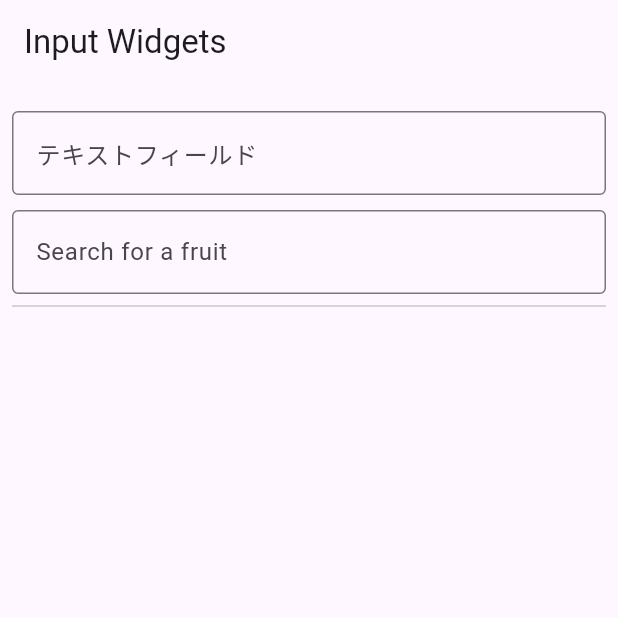
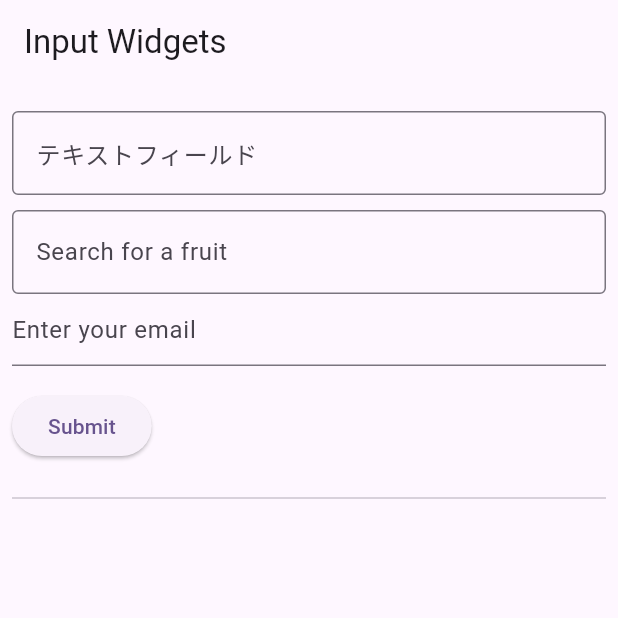
Before and after one commit to h-hiwatashi/flutter_catalog, a Flutter app: the InputWidgetsView screen opened by its route, on a phone screen of 412 x 824 dp, the top half of it. Run offline on Flutter 3.47's test engine with Material 3 defaults, Android fonts, the phone set to English and light mode, and no system bars; our stand-ins replace flutter_hooks, go_router, hooks_riverpod, video_player.

Commit message:
InputWidgetsViewにフォームを追加し、メール入力とバリデーション機能を実装

```diff
--- a/lib/widgets/input_widgets.dart
+++ b/lib/widgets/input_widgets.dart
@@ -20,6 +20,7 @@ class InputWidgetsView extends ConsumerWidget {
 
   @override
   Widget build(BuildContext context, WidgetRef ref) {
+    final GlobalKey<FormState> _formKey = GlobalKey<FormState>();
     return Scaffold(
       appBar: AppBar(
         title: Text('Input Widgets'),
@@ -98,6 +99,39 @@ class InputWidgetsView extends ConsumerWidget {
                           ),
                         ],
                       ),
+                      Form(
+                        key: _formKey,
+                        child: Column(
+                          crossAxisAlignment: CrossAxisAlignment.start,
+                          children: <Widget>[
+                            TextFormField(
+                              decoration: const InputDecoration(
+                                hintText: 'Enter your email',
+                              ),
+                              validator: (String? value) {
+                                if (value == null || value.isEmpty) {
+                                  return 'Please enter some text';
+                                }
+                                return null;
+                              },
+                            ),
+                            Padding(
+                              padding:
+                                  const EdgeInsets.symmetric(vertical: 16.0),
+                              child: ElevatedButton(
+                                onPressed: () {
+                                  // Validate will return true if the form is valid, or false if
+                                  // the form is invalid.
+                                  if (_formKey.currentState!.validate()) {
+                                    // Process data.
+                                  }
+                                },
+                                child: const Text('Submit'),
+                              ),
+                            ),
+                          ],
+                        ),
+                      ),
                       Divider(),
                       SizedBox(height: 50),
                     ],
```
